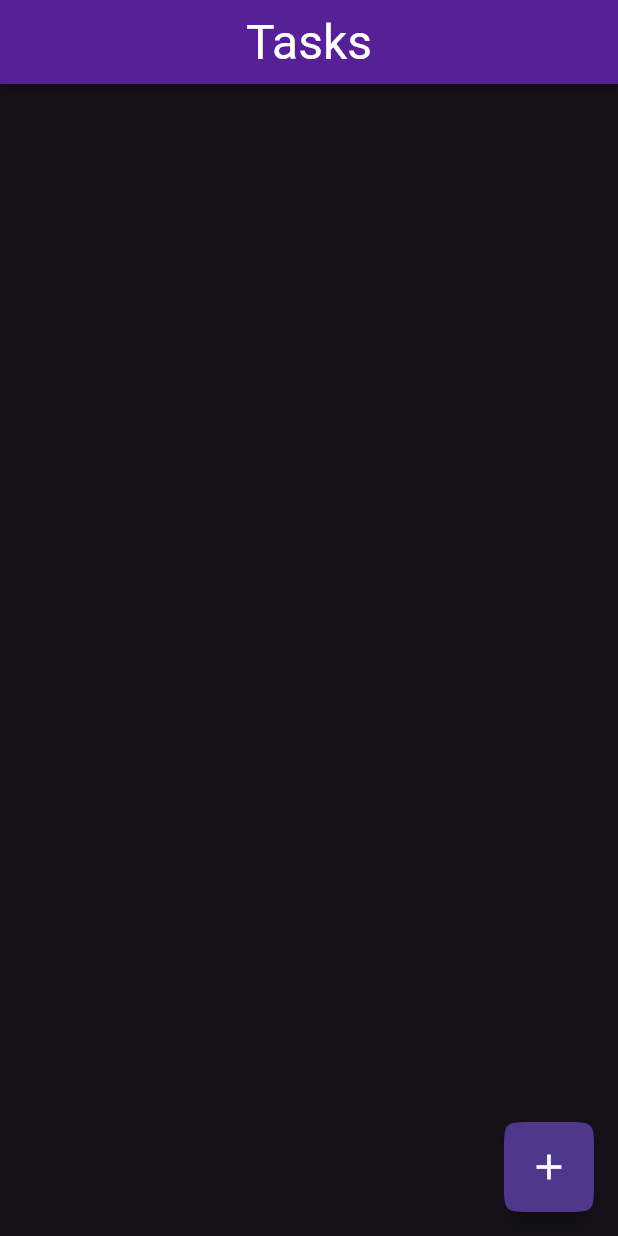
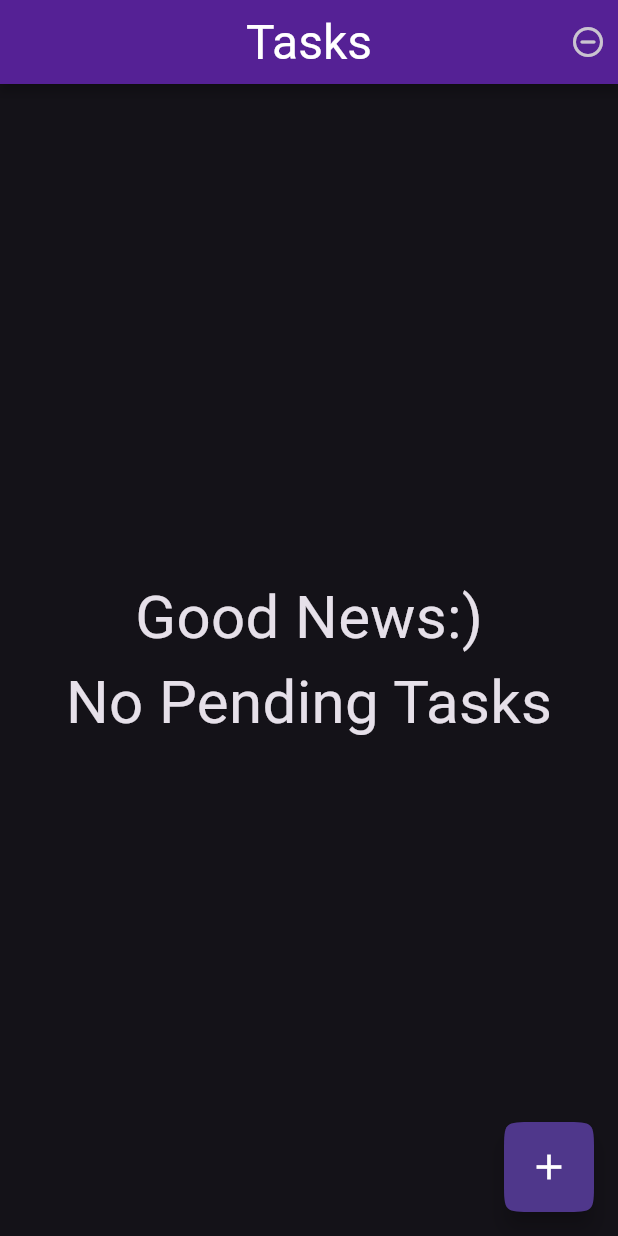
Before and after one commit to kiran-katakam/to_do, a Flutter app: the screen it shows after launch, on a phone screen of 412 x 824 dp. Run offline on Flutter 3.47's test engine with Material 3 defaults, Android fonts, the phone set to English and light mode, and no system bars; drawn by our look-alikes of flutter_speed_dial; our stand-ins replace flutter_riverpod, shared_preferences.

Commit message:
Now Displaying Personal Tasks

```diff
--- a/lib/pages/homepage.dart
+++ b/lib/pages/homepage.dart
@@ -1,11 +1,28 @@
 import 'package:flutter/material.dart';
+import 'package:flutter_riverpod/flutter_riverpod.dart';
+import 'package:to_do/providers/taskprovider.dart';
 import 'package:to_do/widgets/fab.dart';
 
-class HomePage extends StatelessWidget {
+class HomePage extends ConsumerStatefulWidget {
   const HomePage({super.key});
 
   @override
+  ConsumerState<HomePage> createState() => _HomePageState();
+}
+
+class _HomePageState extends ConsumerState<HomePage> {
+  late Future<void> _loadTasksFuture;
+
+  @override
+  void initState() {
+    super.initState();
+    _loadTasksFuture = ref.read(personalTaskProvider).loadTasks();
+  }
+
+  @override
   Widget build(BuildContext context) {
+    final personalTasks = ref.watch(personalTaskProvider);
+
     return Scaffold(
       appBar: AppBar(
         title: const Text("Tasks"),
@@ -14,8 +31,60 @@ class HomePage extends StatelessWidget {
         elevation: 3,
         titleTextStyle: const TextStyle(fontSize: 32, color: Colors.white),
         backgroundColor: Colors.purple[900],
+        actions: [
+          Padding(
+            padding: const EdgeInsets.only(right: 8.0),
+            child: Consumer(
+              builder: (context, ref, child) {
+                return GestureDetector(
+                  onTap: () {
+                    ref.read(personalTaskProvider).removeAllTasks();
+                  },
+                  child: const Icon(Icons.remove_circle_outline_rounded),
+                );
+              },
+            ),
+          )
+        ],
       ),
-      floatingActionButton: const FAB()
+      body: FutureBuilder(
+        future: _loadTasksFuture,
+        builder: (context, snapshot) {
+          if (snapshot.hasError) {
+            return Center(child: Text('Error: ${snapshot.error}'));
+          } else {
+            if (personalTasks.tasks.isEmpty) {
+              return const Center(
+                child: Column(
+                  mainAxisAlignment: MainAxisAlignment.center,
+                  children: [
+                    Text(
+                      "Good News:)",
+                      style: TextStyle(fontSize: 40),
+                    ),
+                    Text(
+                      "No Pending Tasks",
+                      style: TextStyle(fontSize: 40),
+                    ),
+                  ],
+                ),
+              );
+            }
+            return ListView.builder(
+              itemCount: personalTasks.tasks.length,
+              itemBuilder: (context, index) {
+                return ListTile(
+                  title: Text(
+                    personalTasks.tasks[index],
+                    style: const TextStyle(color: Colors.white),
+                  ),
+                );
+              },
+            );
+          }
+        },
+      ),
+      floatingActionButton: const FAB(),
     );
   }
 }
```
